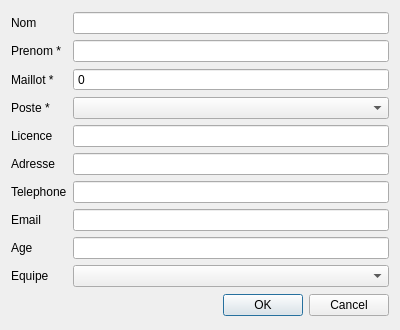
This is ui/dialog.ui in flagage/volleyclubstats as Qt 5 draws it before an edit. The edited form follows.
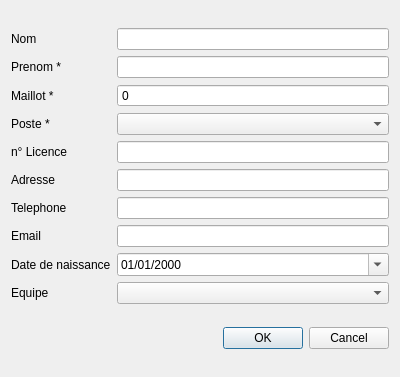
This is the edited form.

Diff of the .ui file:
```diff
--- a/ui/dialog.ui
+++ b/ui/dialog.ui
@@ -7,7 +7,7 @@
     <x>0</x>
     <y>0</y>
     <width>400</width>
-    <height>330</height>
+    <height>377</height>
    </rect>
   </property>
   <property name="windowTitle">
@@ -80,13 +80,10 @@
      <item row="12" column="2">
       <widget class="QComboBox" name="comboBox"/>
      </item>
-     <item row="10" column="2">
-      <widget class="QLineEdit" name="lineEdit_age"/>
-     </item>
      <item row="10" column="0">
       <widget class="QLabel" name="label_age">
        <property name="text">
-        <string>Age</string>
+        <string>Date de naissance</string>
        </property>
       </widget>
      </item>
@@ -107,7 +104,7 @@
      <item row="4" column="0">
       <widget class="QLabel" name="label_lis">
        <property name="text">
-        <string>Licence</string>
+        <string>n° Licence</string>
        </property>
       </widget>
      </item>
@@ -133,6 +130,19 @@
        </property>
       </widget>
      </item>
+     <item row="10" column="2">
+      <widget class="QDateEdit" name="dateEdit">
+       <property name="buttonSymbols">
+        <enum>QAbstractSpinBox::UpDownArrows</enum>
+       </property>
+       <property name="displayFormat">
+        <string>dd/MM/yyyy</string>
+       </property>
+       <property name="calendarPopup">
+        <bool>true</bool>
+       </property>
+      </widget>
+     </item>
     </layout>
    </item>
    <item row="1" column="0">
```
Left out of the diff: 1 changed line with no effect on the pictures.
